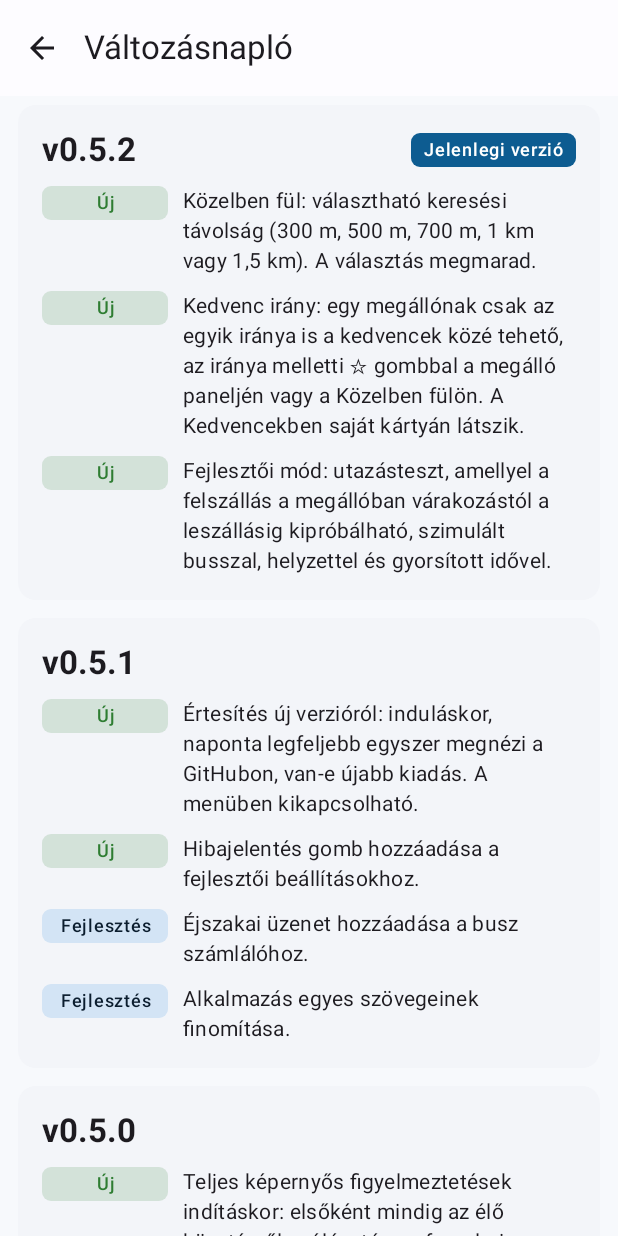
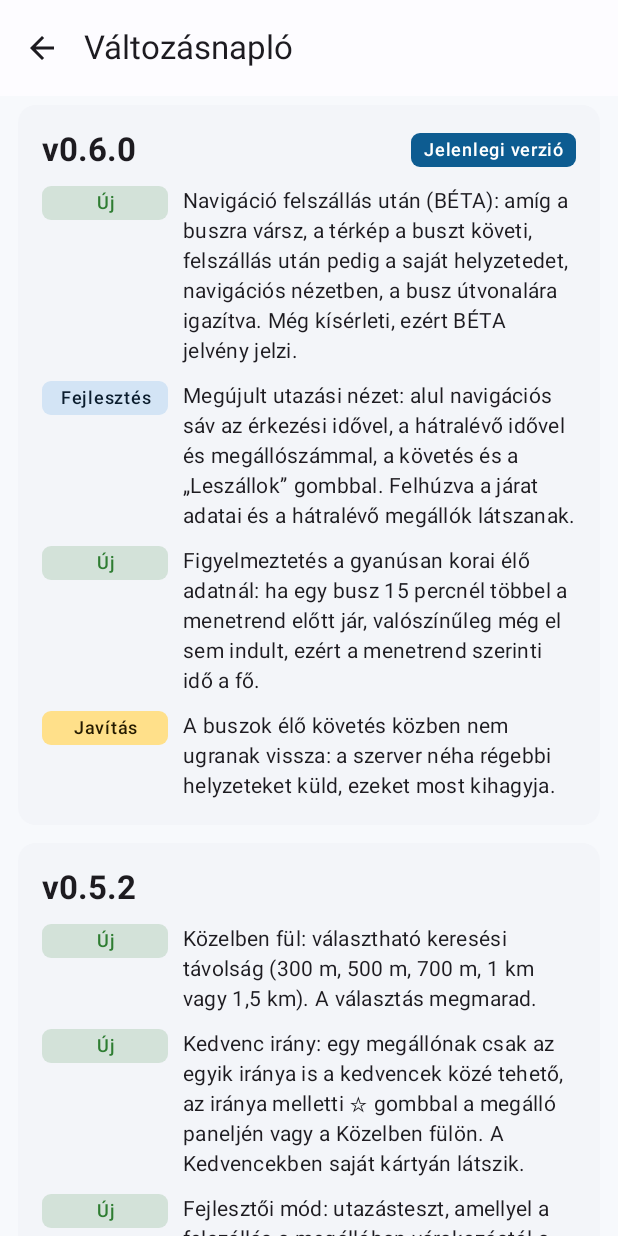
Before and after one commit to QuaternionDev/szfvbusz, an Android app built with Jetpack Compose: the composable ChangelogScreen shown on its own in the app's theme, on a phone screen of 412 x 824 dp. Run offline under Robolectric (Android 15) with nearby library versions, the phone set to English and light mode, and no system bars; libraries missing offline, so code that uses them is left out: org.maplibre.android; network calls fail; 13 statements that could not run were skipped.

Commit message:
Bump version to 0.6.0 and update changelog

```diff
--- a/app/build.gradle.kts
+++ b/app/build.gradle.kts
@@ -30,8 +30,8 @@ android {
         applicationId = "hu.szfvbus"
         minSdk = 26
         targetSdk = 35
-        versionCode = 7
-        versionName = "0.5.2"
+        versionCode = 8
+        versionName = "0.6.0"
     }
 
     buildTypes {
--- a/app/src/main/java/hu/szfvbus/ui/changelog/ChangelogScreen.kt
+++ b/app/src/main/java/hu/szfvbus/ui/changelog/ChangelogScreen.kt
@@ -51,6 +51,29 @@ private fun fixed(text: String) = Change(ChangeKind.FIXED, text)
 
 /** Az eddigi összes verzió, a legújabb elöl. Az első mindig az éppen készülő verzió. */
 val RELEASES = listOf(
+    Release(
+        "0.6.0",
+        listOf(
+            new(
+                "Navigáció felszállás után (BÉTA): amíg a buszra vársz, a térkép a buszt követi, felszállás után " +
+                    "pedig a saját helyzetedet, navigációs nézetben, a busz útvonalára igazítva. Még kísérleti, " +
+                    "ezért BÉTA jelvény jelzi.",
+            ),
+            improved(
+                "Megújult utazási nézet: alul navigációs sáv az érkezési idővel, a hátralévő idővel és " +
+                    "megállószámmal, a követés és a „Leszállok” gombbal. Felhúzva a járat adatai és a hátralévő " +
+                    "megállók látszanak.",
+            ),
+            new(
+                "Figyelmeztetés a gyanúsan korai élő adatnál: ha egy busz 15 percnél többel a menetrend előtt " +
+                    "jár, valószínűleg még el sem indult, ezért a menetrend szerinti idő a fő.",
+            ),
+            fixed(
+                "A buszok élő követés közben nem ugranak vissza: a szerver néha régebbi helyzeteket küld, " +
+                    "ezeket most kihagyja.",
+            ),
+        ),
+    ),
     Release(
         "0.5.2",
         listOf(
```
